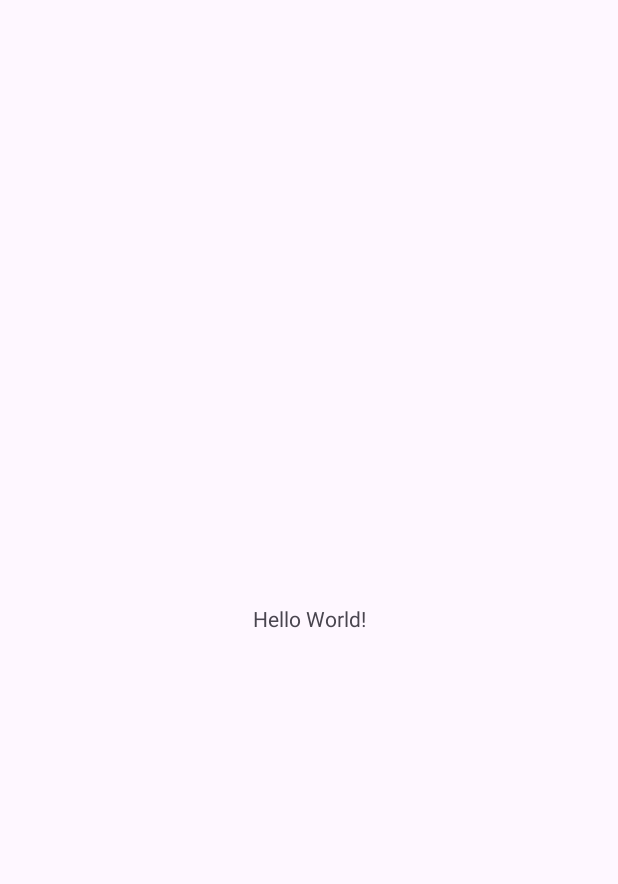
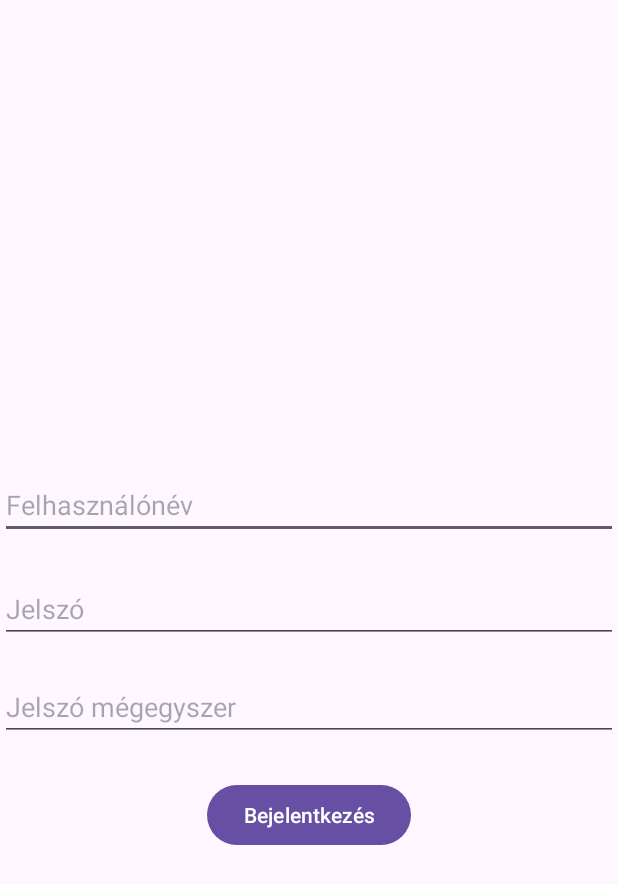
Before and after one commit to sanyopapa/Mobile_phone_subscription, an Android app: the screen it shows after launch (MainActivity), on a phone screen of 412 x 824 dp. Before the commit the part shown is almost empty. Shown: the top 884 px of the screen. Run offline under Robolectric (Android 15) with nearby library versions, the phone set to English and light mode, and no system bars.

Commit message:
login oldal view elkezdes

```diff
--- a/app/src/main/java/com/example/mobile_phone_subscription/MainActivity.java
+++ b/app/src/main/java/com/example/mobile_phone_subscription/MainActivity.java
@@ -1,6 +1,8 @@
 package com.example.mobile_phone_subscription;
 
 import android.os.Bundle;
+import android.view.View;
+import android.widget.EditText;
 
 import androidx.activity.EdgeToEdge;
 import androidx.appcompat.app.AppCompatActivity;
@@ -21,4 +23,10 @@ public class MainActivity extends AppCompatActivity {
             return insets;
         });
     }
+
+    public void login(View view) {
+        EditText userName = findViewById(R.id.editTextUsername);
+        EditText password = findViewById(R.id.editTextPassword);
+        EditText passwordConfirm = findViewById(R.id.editTextPasswordAgain);
+    }
 }
--- a/app/src/main/res/layout/activity_main.xml
+++ b/app/src/main/res/layout/activity_main.xml
@@ -7,13 +7,51 @@
     android:layout_height="match_parent"
     tools:context=".MainActivity">
 
-    <TextView
+    <EditText
+        android:id="@+id/editTextUsername"
+        android:layout_width="match_parent"
+        android:layout_height="wrap_content"
+        android:ems="10"
+        android:hint="@string/name"
+        android:inputType="text"
+        app:layout_constraintBottom_toBottomOf="parent"
+        app:layout_constraintTop_toTopOf="parent"
+        app:layout_constraintVertical_bias="0.403"
+        tools:layout_editor_absoluteX="-16dp" />
+
+    <EditText
+        android:id="@+id/editTextPassword"
+        android:layout_width="match_parent"
+        android:layout_height="wrap_content"
+        android:ems="10"
+        android:hint="@string/password"
+        android:inputType="textPassword"
+        app:layout_constraintBottom_toBottomOf="parent"
+        app:layout_constraintTop_toBottomOf="@+id/editTextUsername"
+        app:layout_constraintVertical_bias="0.057"
+        tools:layout_editor_absoluteX="0dp" />
+
+    <EditText
+        android:id="@+id/editTextPasswordAgain"
+        android:layout_width="match_parent"
+        android:layout_height="wrap_content"
+        android:ems="10"
+        android:hint="@string/password_again"
+        android:inputType="textPassword"
+        app:layout_constraintBottom_toBottomOf="parent"
+        app:layout_constraintTop_toBottomOf="@+id/editTextPassword"
+        app:layout_constraintVertical_bias="0.057"
+        tools:layout_editor_absoluteX="0dp" />
+
+    <Button
+        android:id="@+id/loginButton"
         android:layout_width="wrap_content"
         android:layout_height="wrap_content"
-        android:text="Hello World!"
+        android:text="@string/login_button"
+        android:onClick="login"
         app:layout_constraintBottom_toBottomOf="parent"
         app:layout_constraintEnd_toEndOf="parent"
         app:layout_constraintStart_toStartOf="parent"
-        app:layout_constraintTop_toTopOf="parent" />
-
+        app:layout_constraintTop_toBottomOf="@+id/editTextPasswordAgain"
+        app:layout_constraintVertical_bias="0.091" />
 </androidx.constraintlayout.widget.ConstraintLayout>
--- a/app/src/main/res/values/strings.xml
+++ b/app/src/main/res/values/strings.xml
@@ -1,3 +1,7 @@
 <resources>
-    <string name="app_name">Mobile_phone_subscription</string>
+    <string name="app_name">Mobilcsmag előfizetés</string>
+    <string name="name">Felhasználónév</string>
+    <string name="password">Jelszó</string>
+    <string name="password_again">Jelszó mégegyszer</string>
+    <string name="login_button">Bejelentkezés</string>
 </resources>
```
